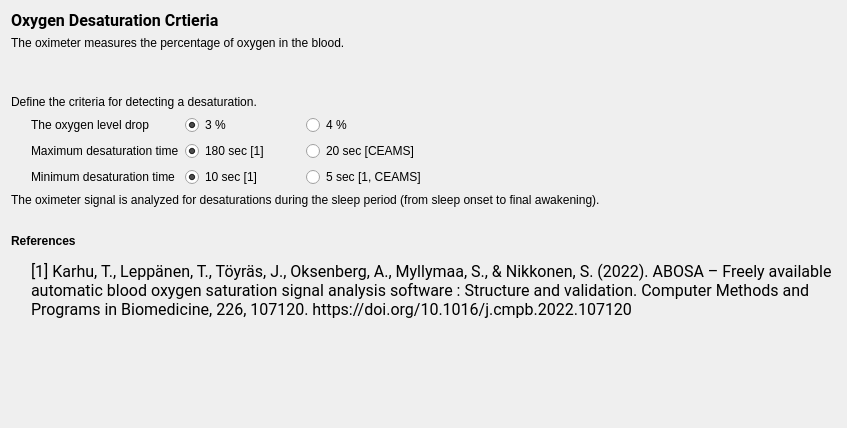
Qt form tools/CEAMSTools/OxygenSaturationReport/DetectionSettings/Ui_DetectionSettings.ui (SnoozToolbox/snooz-package-ceams) before a commit.
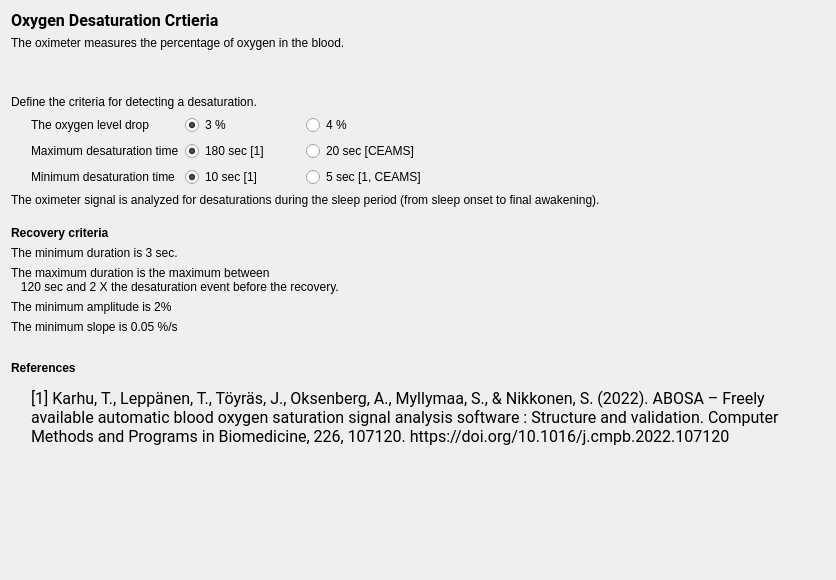
The same form after that commit.

Commit message: Add recovery variables to the oxygen saturation report.

Diff of the .ui file:
```diff
--- a/tools/CEAMSTools/OxygenSaturationReport/DetectionSettings/Ui_DetectionSettings.ui
+++ b/tools/CEAMSTools/OxygenSaturationReport/DetectionSettings/Ui_DetectionSettings.ui
@@ -6,8 +6,8 @@
    <rect>
     <x>0</x>
     <y>0</y>
-    <width>847</width>
-    <height>428</height>
+    <width>836</width>
+    <height>580</height>
    </rect>
   </property>
   <property name="windowTitle">
@@ -75,7 +75,7 @@
       <enum>Qt::Orientation::Vertical</enum>
      </property>
      <property name="sizeType">
-      <enum>QSizePolicy::Policy::Minimum</enum>
+      <enum>QSizePolicy::Policy::Fixed</enum>
      </property>
      <property name="sizeHint" stdset="0">
       <size>
@@ -278,7 +278,59 @@
       <enum>Qt::Orientation::Vertical</enum>
      </property>
      <property name="sizeType">
-      <enum>QSizePolicy::Policy::Minimum</enum>
+      <enum>QSizePolicy::Policy::Fixed</enum>
+     </property>
+     <property name="sizeHint" stdset="0">
+      <size>
+       <width>20</width>
+       <height>13</height>
+      </size>
+     </property>
+    </spacer>
+   </item>
+   <item>
+    <widget class="QLabel" name="label_10">
+     <property name="text">
+      <string>&lt;html&gt;&lt;head/&gt;&lt;body&gt;&lt;p&gt;&lt;span style=&quot; font-weight:700;&quot;&gt;Recovery criteria&lt;/span&gt;&lt;/p&gt;&lt;/body&gt;&lt;/html&gt;</string>
+     </property>
+    </widget>
+   </item>
+   <item>
+    <widget class="QLabel" name="label_9">
+     <property name="text">
+      <string>The minimum duration is 3 sec.</string>
+     </property>
+    </widget>
+   </item>
+   <item>
+    <widget class="QLabel" name="label_12">
+     <property name="text">
+      <string>The maximum duration is the maximum between
+   120 sec and 2 X the desaturation event before the recovery.</string>
+     </property>
+    </widget>
+   </item>
+   <item>
+    <widget class="QLabel" name="label_11">
+     <property name="text">
+      <string>The minimum amplitude is 2%</string>
+     </property>
+    </widget>
+   </item>
+   <item>
+    <widget class="QLabel" name="label_13">
+     <property name="text">
+      <string>The minimum slope is 0.05 %/s</string>
+     </property>
+    </widget>
+   </item>
+   <item>
+    <spacer name="verticalSpacer">
+     <property name="orientation">
+      <enum>Qt::Orientation::Vertical</enum>
+     </property>
+     <property name="sizeType">
+      <enum>QSizePolicy::Policy::Fixed</enum>
      </property>
      <property name="sizeHint" stdset="0">
       <size>
```
Left out of the diff: 2 changed lines with no effect on the pictures. The commit also changes 11 other files.
